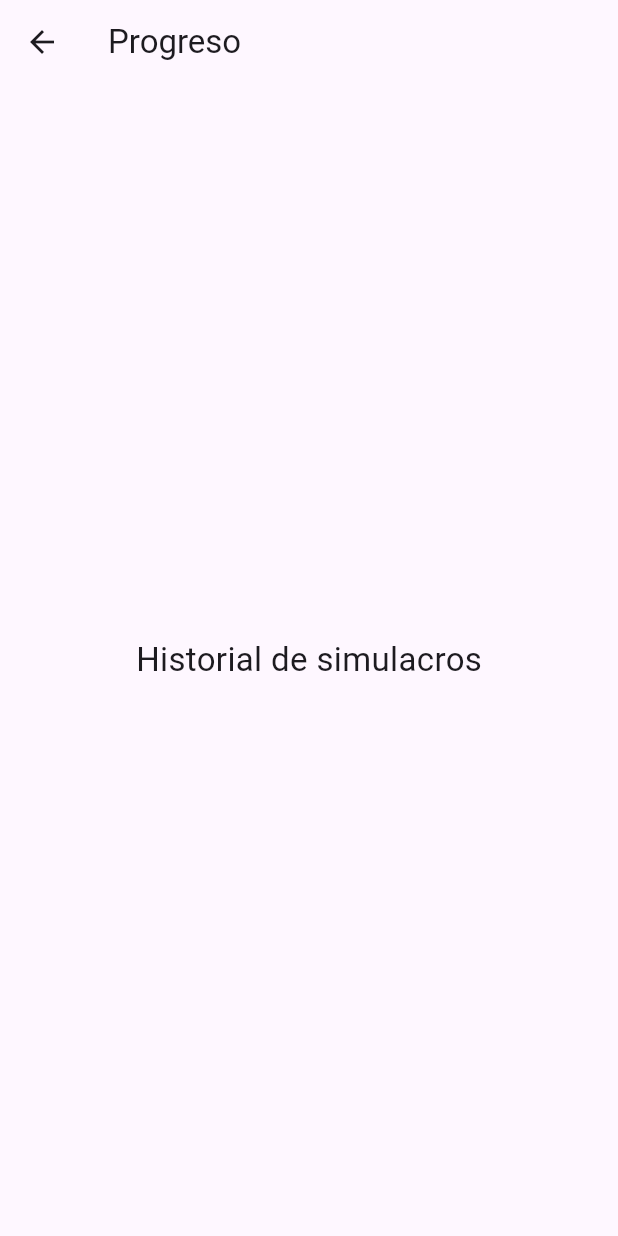
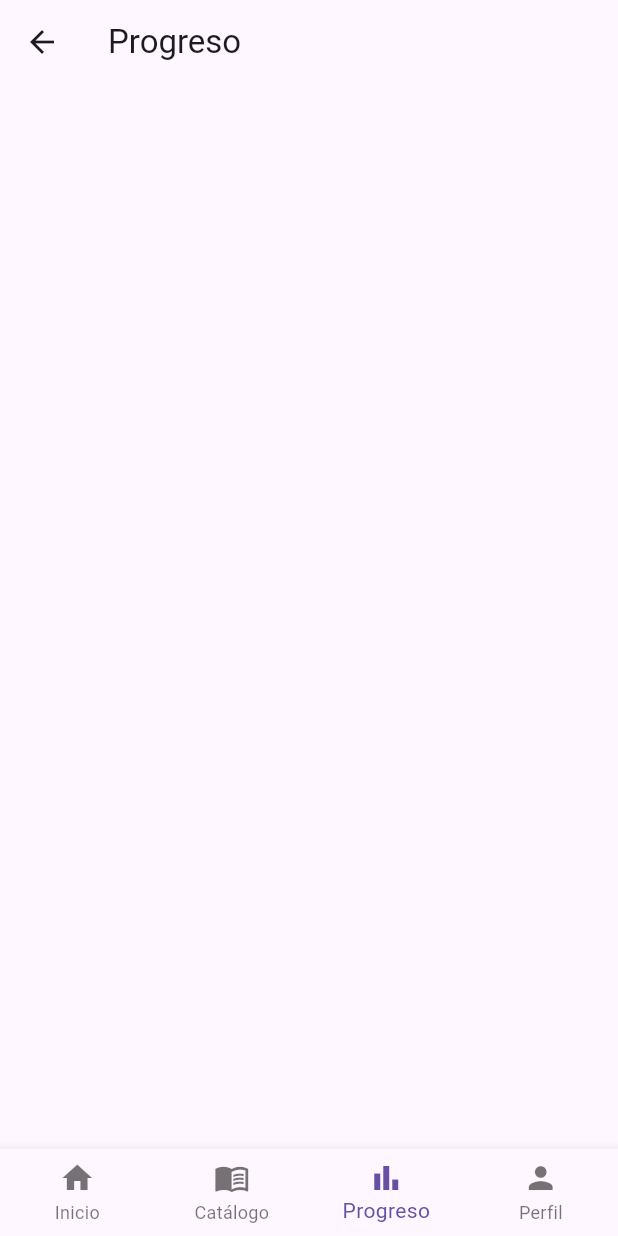
Before and after one commit to SamiIllayuq-web/amauta2, a Flutter app: the ProgressScreen screen opened by its route, on a phone screen of 412 x 824 dp. Run offline on Flutter 3.47's test engine with Material 3 defaults, Android fonts, the phone set to English and light mode, and no system bars.

Commit message:
carpetas creadas para providers y widgets , agregamos bottom de navegacion y navegacion entre modulos, ya no seran pantallas aisladas.

```diff
--- /dev/null
+++ b/lib/models/result.dart
@@ -0,0 +1,10 @@
+class Result {
+
+  final int score;
+  final DateTime date;
+
+  Result({
+    required this.score,
+    required this.date,
+  });
+}
--- a/lib/screens/profile_screen.dart
+++ b/lib/screens/profile_screen.dart
@@ -1,4 +1,5 @@
 import 'package:flutter/material.dart';
+import '../widgets/bottom_nav.dart';
 
 class ProfileScreen extends StatelessWidget {
   const ProfileScreen({super.key});
@@ -7,6 +8,11 @@ class ProfileScreen extends StatelessWidget {
   Widget build(BuildContext context) {
 
     return Scaffold(
+
+      bottomNavigationBar:
+    const BottomNav(
+      currentIndex: 3,
+),
 
       appBar: AppBar(
         title: const Text("Perfil"),
--- a/lib/screens/progress_screen.dart
+++ b/lib/screens/progress_screen.dart
@@ -1,4 +1,6 @@
 import 'package:flutter/material.dart';
+import '../widgets/bottom_nav.dart';
+import '../services/storage_service.dart';
 
 class ProgressScreen extends StatelessWidget {
 
@@ -9,19 +11,46 @@ class ProgressScreen extends StatelessWidget {
 
     return Scaffold(
 
+      bottomNavigationBar:
+    const BottomNav(
+      currentIndex: 2,
+),
+
       appBar: AppBar(
         title: const Text("Progreso"),
       ),
 
-      body: const Center(
+      body: ListView.builder(
 
-        child: Text(
-          "Historial de simulacros",
-          style: TextStyle(
-            fontSize: 22,
-          ),
+  itemCount:
+      StorageService.history.length,
+
+  itemBuilder: (context, index) {
+
+    final item =
+        StorageService.history[index];
+
+    return Card(
+
+      margin:
+          const EdgeInsets.all(10),
+
+      child: ListTile(
+
+        leading: const Icon(
+          Icons.school,
         ),
+
+        title:
+            Text("Puntaje: ${item.score}"),
+
+        subtitle:
+            Text(item.date.toString()),
       ),
+    );
+  },
+),
+
     );
   }
 }
--- /dev/null
+++ b/lib/services/storage_service.dart
@@ -0,0 +1,12 @@
+import '../models/result.dart';
+
+class StorageService {
+
+  static List<Result> history = [];
+
+  static void saveResult(
+    Result result,
+  ){
+    history.add(result);
+  }
+}
--- /dev/null
+++ b/lib/widgets/bottom_nav.dart
@@ -0,0 +1,79 @@
+import 'package:flutter/material.dart';
+
+class BottomNav extends StatelessWidget {
+
+  final int currentIndex;
+
+  const BottomNav({
+    super.key,
+    required this.currentIndex,
+  });
+
+  @override
+  Widget build(BuildContext context) {
+
+    return BottomNavigationBar(
+
+      currentIndex: currentIndex,
+
+      type: BottomNavigationBarType.fixed,
+
+      onTap: (index) {
+
+        switch(index){
+
+          case 0:
+            Navigator.pushReplacementNamed(
+              context,
+              '/home',
+            );
+            break;
+
+          case 1:
+            Navigator.pushReplacementNamed(
+              context,
+              '/catalog',
+            );
+            break;
+
+          case 2:
+            Navigator.pushReplacementNamed(
+              context,
+              '/progress',
+            );
+            break;
+
+          case 3:
+            Navigator.pushReplacementNamed(
+              context,
+              '/profile',
+            );
+            break;
+        }
+      },
+
+      items: const [
+
+        BottomNavigationBarItem(
+          icon: Icon(Icons.home),
+          label: "Inicio",
+        ),
+
+        BottomNavigationBarItem(
+          icon: Icon(Icons.menu_book),
+          label: "Catálogo",
+        ),
+
+        BottomNavigationBarItem(
+          icon: Icon(Icons.bar_chart),
+          label: "Progreso",
+        ),
+
+        BottomNavigationBarItem(
+          icon: Icon(Icons.person),
+          label: "Perfil",
+        ),
+      ],
+    );
+  }
+}
--- a/pubspec.yaml
+++ b/pubspec.yaml
@@ -34,6 +34,7 @@ dependencies:
   # The following adds the Cupertino Icons font to your application.
   # Use with the CupertinoIcons class for iOS style icons.
   cupertino_icons: ^1.0.8
+  provider: ^6.1.5+1
 
 dev_dependencies:
   flutter_test:
```
Also changed, not shown: lib/screens/catalog_screen.dart (+7 -1 lines), lib/screens/exam_screen.dart (+10 -3 lines), lib/screens/home_screen.dart (+8 -0 lines), lib/screens/result_screen.dart (+9 -0 lines), lib/models/user.dart (added), lib/providers/exam_provider.dart (added), lib/services/auth_service.dart (added), pubspec.lock.
